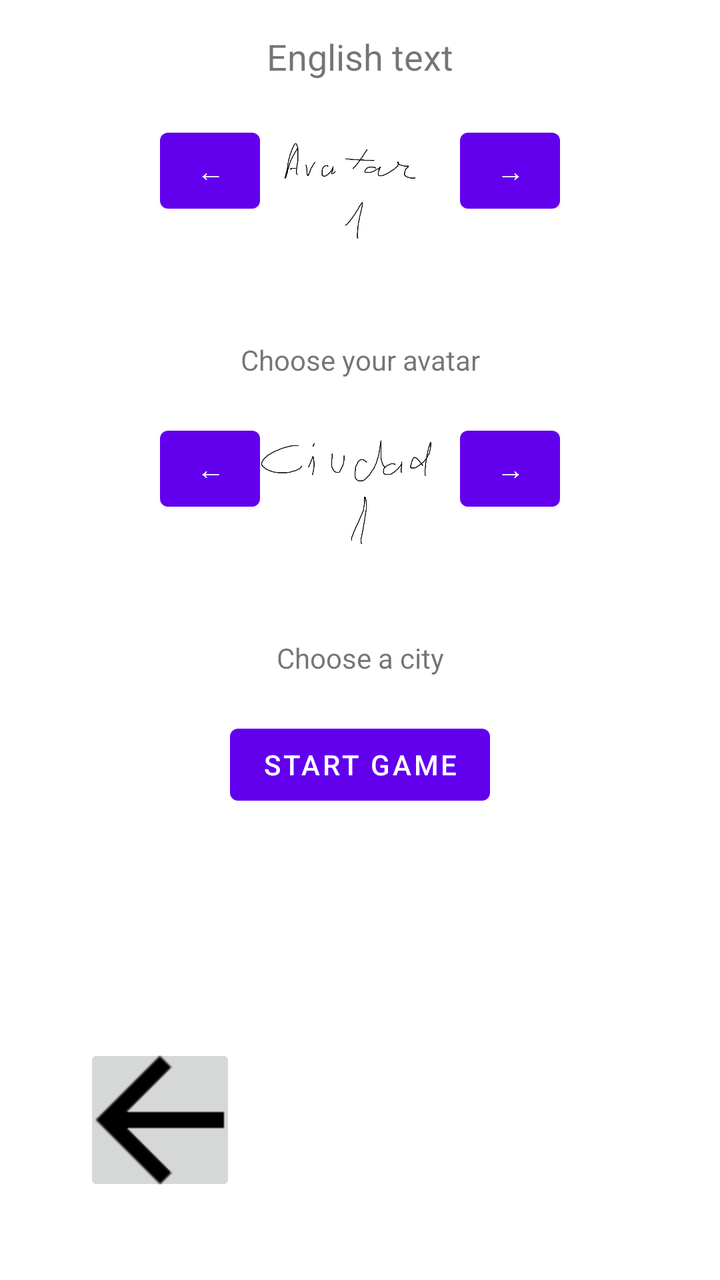
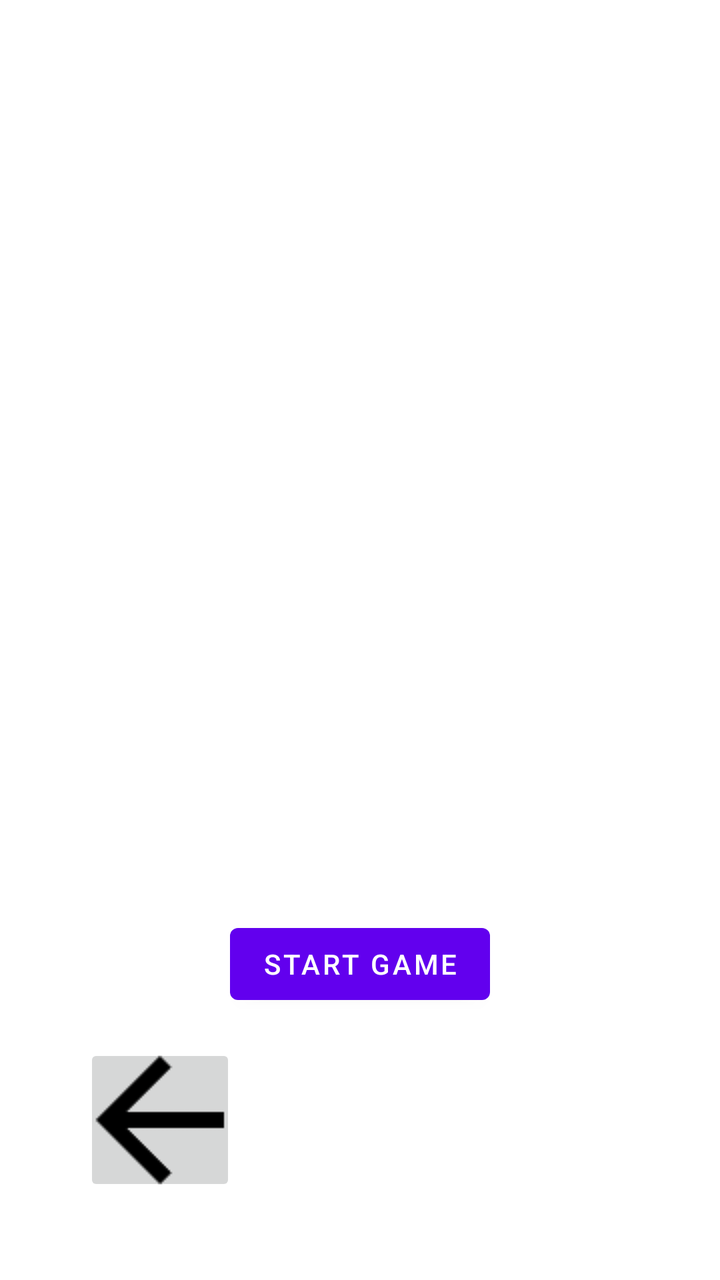

Two renders of the same Android screen: before a commit and after it. Below are the layout's source before the change and the commit's diff.
<!-- AndroidManifest.xml: application theme Theme.Renovium -->
<!-- res/layout/activity_intro_game.xml -->
<?xml version="1.0" encoding="utf-8"?>
<layout xmlns:android="http://schemas.android.com/apk/res/android"
    xmlns:app="http://schemas.android.com/apk/res-auto"
    xmlns:tools="http://schemas.android.com/tools">

    <data>
        <variable
            name="viewModel"
            type="es.uam.eps.dadm.santioscar.renovium.IntroGameViewModel" />
    </data>
    <androidx.constraintlayout.widget.ConstraintLayout
        android:layout_width="match_parent"
        android:layout_height="match_parent"
        android:padding="16dp">
    <TextView
        android:id="@+id/gameIntroText"
        android:layout_width="wrap_content"
        android:layout_height="wrap_content"
        android:text="@string/intro_text"
        android:textSize="18sp"
        app:layout_constraintTop_toTopOf="parent"
        app:layout_constraintStart_toStartOf="parent"
        app:layout_constraintEnd_toEndOf="parent"
        android:gravity="center"
        android:layout_marginBottom="20dp"/>

    
    <ImageView
        android:id="@+id/avatarImage"
        android:layout_width="100dp"
        android:layout_height="100dp"
        android:src="@drawable/avatar1"
        app:layout_constraintTop_toBottomOf="@id/gameIntroText"
        app:layout_constraintStart_toStartOf="parent"
        app:layout_constraintEnd_toEndOf="parent"
        android:layout_marginTop="20dp"/>

    
    <Button
        android:id="@+id/avatarPrevButton"
        android:layout_width="50dp"
        android:layout_height="50dp"
        android:text="←"
        app:layout_constraintEnd_toStartOf="@id/avatarImage"
        app:layout_constraintTop_toTopOf="@id/avatarImage"/>

    <Button
        android:id="@+id/avatarNextButton"
        android:layout_width="50dp"
        android:layout_height="50dp"
        android:text="→"
        app:layout_constraintStart_toEndOf="@id/avatarImage"
        app:layout_constraintTop_toTopOf="@id/avatarImage"/>

    
    <TextView
        android:id="@+id/selectAvatarLabel"
        android:layout_width="wrap_content"
        android:layout_height="wrap_content"
        android:text="@string/intro_avatar"
        app:layout_constraintTop_toBottomOf="@id/avatarImage"
        app:layout_constraintStart_toStartOf="parent"
        app:layout_constraintEnd_toEndOf="parent"
        android:layout_marginTop="10dp"
        android:gravity="center"/>

    
    <ImageView
        android:id="@+id/cityImage"
        android:layout_width="100dp"
        android:layout_height="100dp"
        android:src="@drawable/city1"
        app:layout_constraintTop_toBottomOf="@id/selectAvatarLabel"
        app:layout_constraintStart_toStartOf="parent"
        app:layout_constraintEnd_toEndOf="parent"
        android:layout_marginTop="20dp"/>

    
    <Button
        android:id="@+id/cityPrevButton"
        android:layout_width="50dp"
        android:layout_height="50dp"
        android:text="←"
        app:layout_constraintEnd_toStartOf="@id/cityImage"
        app:layout_constraintTop_toTopOf="@id/cityImage"/>

    <Button
        android:id="@+id/cityNextButton"
        android:layout_width="50dp"
        android:layout_height="50dp"
        android:text="→"
        app:layout_constraintStart_toEndOf="@id/cityImage"
        app:layout_constraintTop_toTopOf="@id/cityImage"/>

    
    <TextView
        android:id="@+id/selectCityLabel"
        android:layout_width="wrap_content"
        android:layout_height="wrap_content"
        android:text="@string/intro_city"
        app:layout_constraintTop_toBottomOf="@id/cityImage"
        app:layout_constraintStart_toStartOf="parent"
        app:layout_constraintEnd_toEndOf="parent"
        android:layout_marginTop="10dp"
        android:gravity="center"/>

    
    <Button
        android:id="@+id/continueButton"
        android:layout_width="wrap_content"
        android:layout_height="wrap_content"
        android:text="@string/intro_start"
        app:layout_constraintTop_toBottomOf="@id/selectCityLabel"
        app:layout_constraintStart_toStartOf="parent"
        app:layout_constraintEnd_toEndOf="parent"
        android:layout_marginTop="20dp"/>

    
    <ImageButton
        android:contentDescription="@string/back"
        android:id="@+id/backButton"
        android:layout_width="76dp"
        android:layout_height="76dp"
        android:src="@drawable/arrow_back"
        android:layout_margin="26dp"
        app:layout_constraintStart_toStartOf="parent"
        app:layout_constraintBottom_toBottomOf="parent"/>

    
    <TextView
        android:id="@+id/tvCitiesLeft"
        android:layout_width="wrap_content"
        android:layout_height="wrap_content"
        app:layout_constraintTop_toBottomOf="@id/cityImage"
        app:layout_constraintStart_toStartOf="parent"
        android:layout_marginTop="27dp"/>

    <TextView
        android:id="@+id/tvAvatarsLeft"
        android:layout_width="wrap_content"
        android:layout_height="wrap_content"
        app:layout_constraintTop_toBottomOf="@id/avatarImage"
        app:layout_constraintStart_toStartOf="parent"
        android:layout_marginTop="27dp"/>


    </androidx.constraintlayout.widget.ConstraintLayout>
    </layout>
<!-- resources referenced by this layout -->
<resources>
  <!-- drawable arrow_back: png bitmap (drawable, 714 bytes) -->
  <!-- drawable avatar1: png bitmap (drawable, 11948 bytes) -->
  <!-- drawable city1: png bitmap (drawable, 14366 bytes) -->
  <string name="back">Back button</string>
  <string name="intro_avatar">Choose your avatar</string>
  <string name="intro_city">Choose a city</string>
  <string name="intro_start">Start game</string>
  <string name="intro_text">English text</string>
  <style name="Theme.Renovium" parent="Theme.MaterialComponents.DayNight.DarkActionBar">
          
          <item name="colorPrimary">@color/purple_500</item>
          <item name="colorPrimaryVariant">@color/purple_700</item>
          <item name="colorOnPrimary">@color/white</item>
          
          <item name="colorSecondary">@color/teal_200</item>
          <item name="colorSecondaryVariant">@color/teal_700</item>
          <item name="colorOnSecondary">@color/black</item>
          
          <item name="android:statusBarColor">?attr/colorPrimaryVariant</item>
          
      </style>
  <color name="purple_500">#FF6200EE</color>
  <color name="purple_700">#FF3700B3</color>
  <color name="white">#FFFFFFFF</color>
  <color name="teal_200">#FF03DAC5</color>
  <color name="teal_700">#FF018786</color>
  <color name="black">#FF000000</color>
</resources>

<!-- the commit's change to res/layout/activity_intro_game.xml (unified diff, before → after) -->
@@ -8,141 +8,45 @@
             name="viewModel"
             type="es.uam.eps.dadm.santioscar.renovium.IntroGameViewModel" />
     </data>
+
     <androidx.constraintlayout.widget.ConstraintLayout
         android:layout_width="match_parent"
         android:layout_height="match_parent"
         android:padding="16dp">
-    <TextView
-        android:id="@+id/gameIntroText"
-        android:layout_width="wrap_content"
-        android:layout_height="wrap_content"
-        android:text="@string/intro_text"
-        android:textSize="18sp"
-        app:layout_constraintTop_toTopOf="parent"
-        app:layout_constraintStart_toStartOf="parent"
-        app:layout_constraintEnd_toEndOf="parent"
-        android:gravity="center"
-        android:layout_marginBottom="20dp"/>
 
-    
-    <ImageView
-        android:id="@+id/avatarImage"
-        android:layout_width="100dp"
-        android:layout_height="100dp"
-        android:src="@drawable/avatar1"
-        app:layout_constraintTop_toBottomOf="@id/gameIntroText"
-        app:layout_constraintStart_toStartOf="parent"
-        app:layout_constraintEnd_toEndOf="parent"
-        android:layout_marginTop="20dp"/>
+        
+        <FrameLayout
+            android:id="@+id/fragmentContainer"
+            android:layout_width="0dp"
+            android:layout_height="0dp"
+            app:layout_constraintTop_toTopOf="parent"
+            app:layout_constraintBottom_toTopOf="@id/continueButton"
+            app:layout_constraintStart_toStartOf="parent"
+            app:layout_constraintEnd_toEndOf="parent"/>
 
-    
-    <Button
-        android:id="@+id/avatarPrevButton"
-        android:layout_width="50dp"
-        android:layout_height="50dp"
-        android:text="←"
-        app:layout_constraintEnd_toStartOf="@id/avatarImage"
-        app:layout_constraintTop_toTopOf="@id/avatarImage"/>
+        
+        <Button
+            android:id="@+id/continueButton"
+            android:layout_width="wrap_content"
+            android:layout_height="wrap_content"
+            android:text="@string/intro_start"
+            app:layout_constraintTop_toBottomOf="@id/fragmentContainer"
+            app:layout_constraintBottom_toTopOf="@id/backButton"
+            app:layout_constraintStart_toStartOf="parent"
+            app:layout_constraintEnd_toEndOf="parent"
+            android:layout_marginTop="16dp"
+            android:layout_marginBottom="16dp"/>
 
-    <Button
-        android:id="@+id/avatarNextButton"
-        android:layout_width="50dp"
-        android:layout_height="50dp"
-        android:text="→"
-        app:layout_constraintStart_toEndOf="@id/avatarImage"
-        app:layout_constraintTop_toTopOf="@id/avatarImage"/>
-
-    
-    <TextView
-        android:id="@+id/selectAvatarLabel"
-        android:layout_width="wrap_content"
-        android:layout_height="wrap_content"
-        android:text="@string/intro_avatar"
-        app:layout_constraintTop_toBottomOf="@id/avatarImage"
-        app:layout_constraintStart_toStartOf="parent"
-        app:layout_constraintEnd_toEndOf="parent"
-        android:layout_marginTop="10dp"
-        android:gravity="center"/>
-
-    
-    <ImageView
-        android:id="@+id/cityImage"
-        android:layout_width="100dp"
-        android:layout_height="100dp"
-        android:src="@drawable/city1"
-        app:layout_constraintTop_toBottomOf="@id/selectAvatarLabel"
-        app:layout_constraintStart_toStartOf="parent"
-        app:layout_constraintEnd_toEndOf="parent"
-        android:layout_marginTop="20dp"/>
-
-    
-    <Button
-        android:id="@+id/cityPrevButton"
-        android:layout_width="50dp"
-        android:layout_height="50dp"
-        android:text="←"
-        app:layout_constraintEnd_toStartOf="@id/cityImage"
-        app:layout_constraintTop_toTopOf="@id/cityImage"/>
-
-    <Button
-        android:id="@+id/cityNextButton"
-        android:layout_width="50dp"
-        android:layout_height="50dp"
-        android:text="→"
-        app:layout_constraintStart_toEndOf="@id/cityImage"
-        app:layout_constraintTop_toTopOf="@id/cityImage"/>
-
-    
-    <TextView
-        android:id="@+id/selectCityLabel"
-        android:layout_width="wrap_content"
-        android:layout_height="wrap_content"
-        android:text="@string/intro_city"
-        app:layout_constraintTop_toBottomOf="@id/cityImage"
-        app:layout_constraintStart_toStartOf="parent"
-        app:layout_constraintEnd_toEndOf="parent"
-        android:layout_marginTop="10dp"
-        android:gravity="center"/>
-
-    
-    <Button
-        android:id="@+id/continueButton"
-        android:layout_width="wrap_content"
-        android:layout_height="wrap_content"
-        android:text="@string/intro_start"
-        app:layout_constraintTop_toBottomOf="@id/selectCityLabel"
-        app:layout_constraintStart_toStartOf="parent"
-        app:layout_constraintEnd_toEndOf="parent"
-        android:layout_marginTop="20dp"/>
-
-    
-    <ImageButton
-        android:contentDescription="@string/back"
-        android:id="@+id/backButton"
-        android:layout_width="76dp"
-        android:layout_height="76dp"
-        android:src="@drawable/arrow_back"
-        android:layout_margin="26dp"
-        app:layout_constraintStart_toStartOf="parent"
-        app:layout_constraintBottom_toBottomOf="parent"/>
-
-    
-    <TextView
-        android:id="@+id/tvCitiesLeft"
-        android:layout_width="wrap_content"
-        android:layout_height="wrap_content"
-        app:layout_constraintTop_toBottomOf="@id/cityImage"
-        app:layout_constraintStart_toStartOf="parent"
-        android:layout_marginTop="27dp"/>
-
-    <TextView
-        android:id="@+id/tvAvatarsLeft"
-        android:layout_width="wrap_content"
-        android:layout_height="wrap_content"
-        app:layout_constraintTop_toBottomOf="@id/avatarImage"
-        app:layout_constraintStart_toStartOf="parent"
-        android:layout_marginTop="27dp"/>
-
+        
+        <ImageButton
+            android:contentDescription="@string/back"
+            android:id="@+id/backButton"
+            android:layout_width="76dp"
+            android:layout_height="76dp"
+            android:src="@drawable/arrow_back"
+            android:layout_margin="26dp"
+            app:layout_constraintStart_toStartOf="parent"
+            app:layout_constraintBottom_toBottomOf="parent"/>
 
     </androidx.constraintlayout.widget.ConstraintLayout>
-    </layout>
+</layout>
<!-- resource entries referenced after the edit -->
@@ -1,13 +1,8 @@
 <!-- resources referenced by this layout -->
 <resources>
   <!-- drawable arrow_back: png bitmap (drawable, 714 bytes) -->
-  <!-- drawable avatar1: png bitmap (drawable, 11948 bytes) -->
-  <!-- drawable city1: png bitmap (drawable, 14366 bytes) -->
   <string name="back">Back button</string>
-  <string name="intro_avatar">Choose your avatar</string>
-  <string name="intro_city">Choose a city</string>
   <string name="intro_start">Start game</string>
-  <string name="intro_text">English text</string>
   <style name="Theme.Renovium" parent="Theme.MaterialComponents.DayNight.DarkActionBar">
           
           <item name="colorPrimary">@color/purple_500</item>
